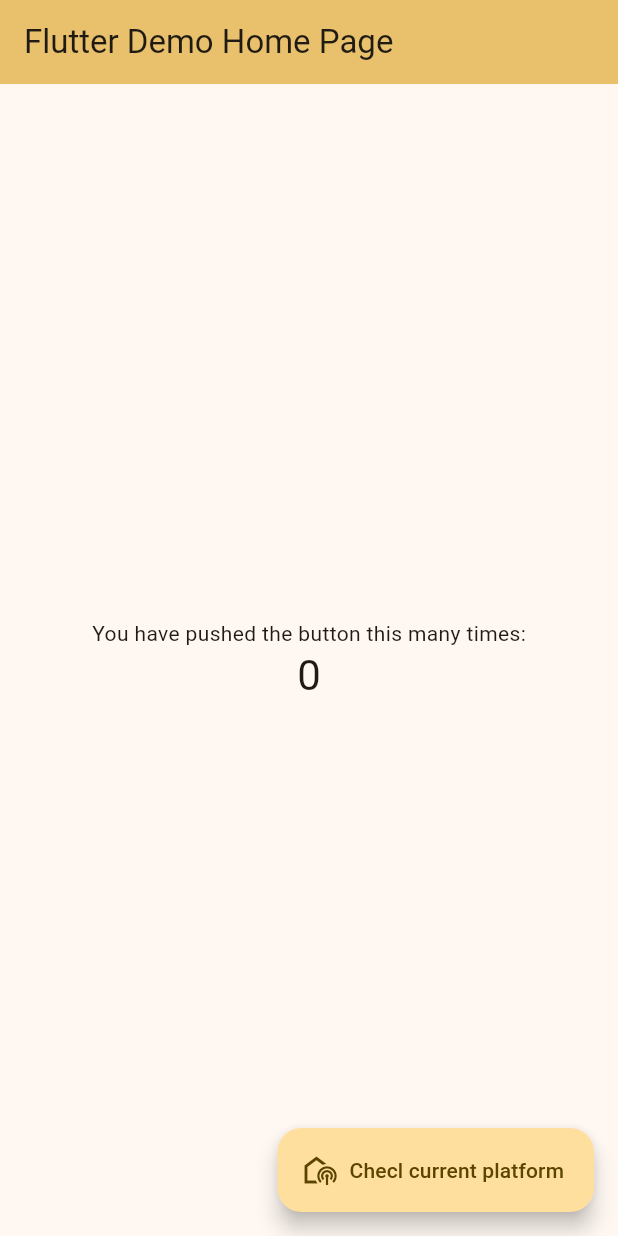
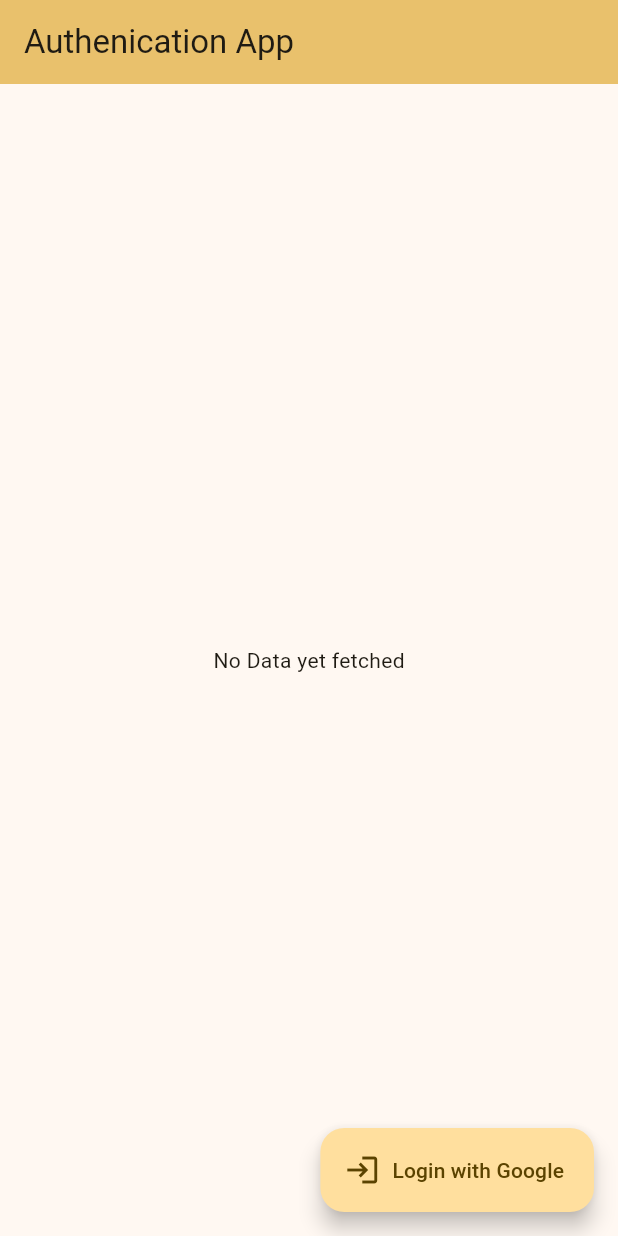
Before and after one commit to Mohamedabdeltawab86/flutter_flux, a Flutter app: the screen it shows after launch, on a phone screen of 412 x 824 dp. Run offline on Flutter 3.47's test engine with Material 3 defaults, Android fonts, the phone set to English and light mode, and no system bars; our stand-ins replace flutter_bloc, google_sign_in.

Commit message:
google login using bloc

```diff
--- /dev/null
+++ b/lib/bloc/auth/bloc/auth_event.dart
@@ -0,0 +1,6 @@
+part of 'auth_bloc.dart';
+
+
+sealed class AuthEvent {}
+
+class LoginButtonPressed extends AuthEvent{}
--- /dev/null
+++ b/lib/bloc/auth/bloc/auth_state.dart
@@ -0,0 +1,21 @@
+part of 'auth_bloc.dart';
+
+
+sealed class AuthState {}
+
+final class AuthInitial extends AuthState {}
+final class LoginLoading extends AuthState {}
+final class LoginSuccess extends AuthState {
+  final String email;
+  final String name;
+  final String photoUrl;
+
+  LoginSuccess({required this.email, required this.name, required this.photoUrl});
+}
+final class LoginFailure extends AuthState {
+  final String message;
+
+  LoginFailure({required this.message});
+
+
+}
--- a/lib/main.dart
+++ b/lib/main.dart
@@ -2,6 +2,8 @@
 
 import 'package:flutter/foundation.dart';
 import 'package:flutter/material.dart';
+import 'package:flutter_bloc/flutter_bloc.dart';
+import 'package:flutter_flux/bloc/auth/bloc/auth_bloc.dart';
 
 void main() {
   runApp(const MyApp());
@@ -12,78 +14,62 @@
 
   @override
   Widget build(BuildContext context) {
-    return MaterialApp(
-      title: 'Flutter Demo',
+    return BlocProvider(
+      create: (context) => AuthBloc(),
+      child: MaterialApp(
+        title: 'Flutter Flux',
         theme: ThemeData(
           colorScheme: ColorScheme.fromSeed(seedColor: Colors.amber),
           useMaterial3: true,
         ),
         home: const MyHomePage(title: 'Flutter Demo Home Page'),
+      ),
     );
   }
 }
 
-class MyHomePage extends StatefulWidget {
+class MyHomePage extends StatelessWidget {
   const MyHomePage({super.key, required this.title});
 
   final String title;
-
-  @override
-  State<MyHomePage> createState() => _MyHomePageState();
-}
-
-class _MyHomePageState extends State<MyHomePage> {
-  int _counter = 0;
-
-  void _incrementCounter() {
-    setState(() {
-      _counter++;
-    });
-  }
 
   @override
   Widget build(BuildContext context) {
     return Scaffold(
       appBar: AppBar(
         backgroundColor: Theme.of(context).colorScheme.inversePrimary,
-        title: Text(widget.title),
+        title: const Text("Authenication App"),
       ),
       body: Center(
-        child: Column(
-          mainAxisAlignment: MainAxisAlignment.center,
-          children: <Widget>[
-            const Text(
-              'You have pushed the button this many times:',
+        child: BlocBuilder<AuthBloc, AuthState>(
+          builder: (context, state) {
+            if (state is LoginSuccess) {
+              return Column(
+                children: [
+                  CircleAvatar(
+                    backgroundImage: Image.network(state.photoUrl).image,
+                    radius: 50,
                   ),
-            Text(
-              '$_counter',
-              style: Theme.of(context).textTheme.headlineMedium,
-            ),
+                  Text(state.name,
+                      style: const TextStyle(
+                          fontSize: 20, fontWeight: FontWeight.bold)),
+                  Text(state.email, style: const TextStyle(fontSize: 18)),
                 ],
+              );
+            }
+            if (state is LoginFailure) {
+              return Text(state.message);
+            }
+            return const Text("No Data yet fetched");
+          },
         ),
       ),
       floatingActionButton: FloatingActionButton.extended(
-        onPressed: () {
-          _incrementCounter();
-          if (kIsWeb) {
-            print('Running on Web!');
-          } else if (Platform.isAndroid) {
-            print('Running on Android!');
-          } else if (Platform.isIOS) {
-            print('Running on iOS!');
-          } else if (Platform.isMacOS) {
-            print('Running on macOS!');
-          } else if (Platform.isWindows) {
-            print('Running on Windows!');
-          } else if (Platform.isLinux) {
-            print('Running on Linux!');
-          } else if (Platform.isFuchsia) {
-            print('Running on Fuchsia!');
-          }
-        },
-        tooltip: 'Increment',
-        icon: const Icon(Icons.broadcast_on_personal_outlined),
-        label: const Text("Checl current platform"),
+        onPressed: () => BlocProvider.of<AuthBloc>(context).add(
+          LoginButtonPressed(),
+        ),
+        label: const Text("Login with Google"),
+        icon: const Icon(Icons.login),
       ),
     );
   }
--- a/pubspec.yaml
+++ b/pubspec.yaml
@@ -35,6 +35,8 @@ dependencies:
   # The following adds the Cupertino Icons font to your application.
   # Use with the CupertinoIcons class for iOS style icons.
   cupertino_icons: ^1.0.2
+  flutter_bloc: ^8.1.4
+  google_sign_in: ^6.2.1
 
 dev_dependencies:
   flutter_test:
```
Also changed, not shown: lib/bloc/auth/bloc/auth_bloc.dart (added, +31 -0 lines), pubspec.lock, 1 other file. Lines whose indentation alone changed are shown as unchanged.
